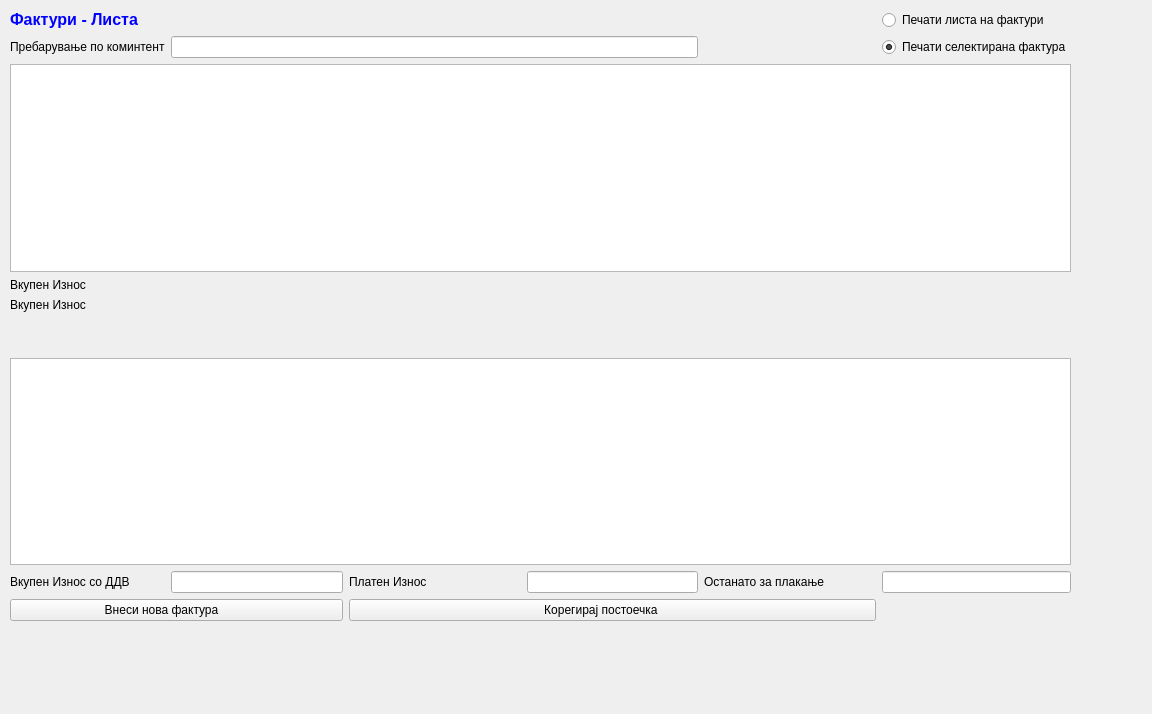
Before: the Qt Designer form sterna/Naracki/narackilista.ui in srgank/sterna_x, drawn with Qt 5.
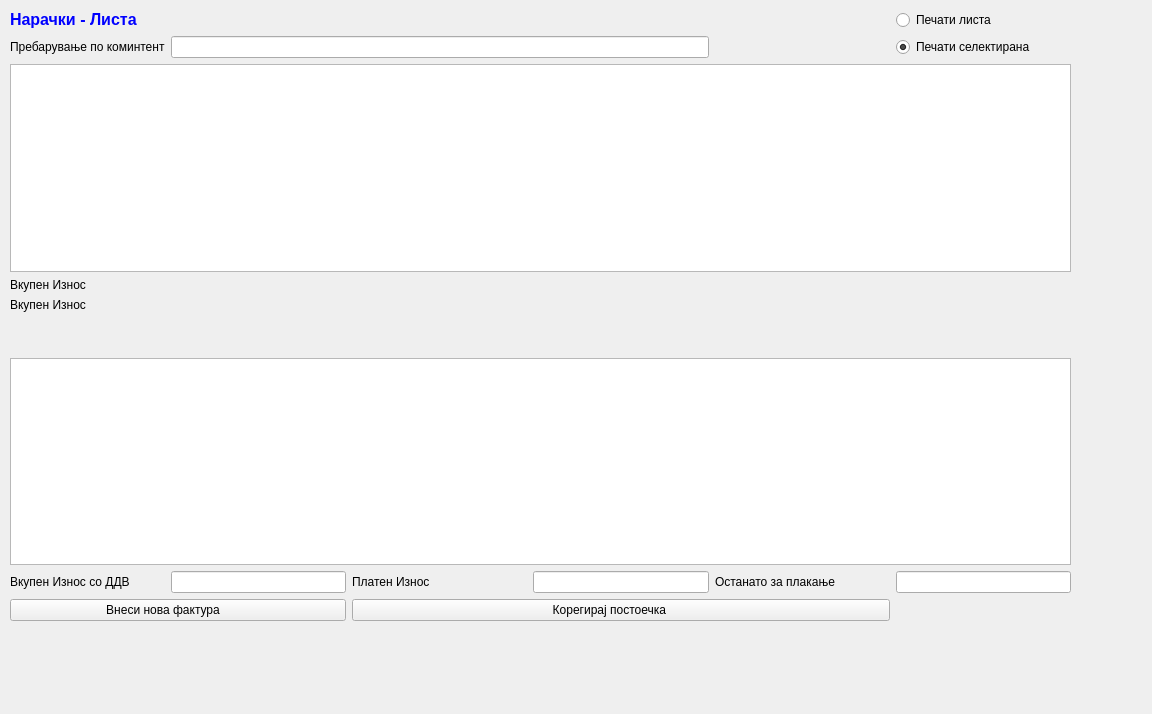
After: the same form once the commit is applied. Icons and pictures are not drawn.

Diff of the .ui file:
```diff
--- a/sterna/Naracki/narackilista.ui
+++ b/sterna/Naracki/narackilista.ui
@@ -29,8 +29,8 @@
        <string>&lt;!DOCTYPE HTML PUBLIC &quot;-//W3C//DTD HTML 4.0//EN&quot; &quot;http://www.w3.org/TR/REC-html40/strict.dtd&quot;&gt;
 &lt;html&gt;&lt;head&gt;&lt;meta name=&quot;qrichtext&quot; content=&quot;1&quot; /&gt;&lt;style type=&quot;text/css&quot;&gt;
 p, li { white-space: pre-wrap; }
-&lt;/style&gt;&lt;/head&gt;&lt;body style=&quot; font-family:'MS Shell Dlg 2'; font-size:10pt; font-weight:400; font-style:normal;&quot;&gt;
-&lt;p style=&quot; margin-top:0px; margin-bottom:0px; margin-left:0px; margin-right:0px; -qt-block-indent:0; text-indent:0px;&quot;&gt;&lt;span style=&quot; font-size:12pt; font-weight:600; color:#0000ff;&quot;&gt;Фактури - Листа&lt;/span&gt;&lt;/p&gt;&lt;/body&gt;&lt;/html&gt;</string>
+&lt;/style&gt;&lt;/head&gt;&lt;body style=&quot; font-family:'Sans Serif'; font-size:9pt; font-weight:400; font-style:normal;&quot;&gt;
+&lt;p style=&quot; margin-top:0px; margin-bottom:0px; margin-left:0px; margin-right:0px; -qt-block-indent:0; text-indent:0px;&quot;&gt;&lt;span style=&quot; font-family:'MS Shell Dlg 2'; font-size:12pt; font-weight:600; color:#0000ff;&quot;&gt;Нарачки&lt;/span&gt;&lt;span style=&quot; font-family:'MS Shell Dlg 2'; font-size:12pt; font-weight:600; color:#0000ff;&quot;&gt; - Листа&lt;/span&gt;&lt;/p&gt;&lt;/body&gt;&lt;/html&gt;</string>
       </property>
      </widget>
     </item>
@@ -89,7 +89,7 @@
     <item row="0" column="5">
      <widget class="QRadioButton" name="radioButtonPecatiLista">
       <property name="text">
-       <string>Печати листа на фактури</string>
+       <string>Печати листа</string>
       </property>
      </widget>
     </item>
@@ -106,7 +106,7 @@
     <item row="1" column="5">
      <widget class="QRadioButton" name="radioButtonPecatiSelektirana">
       <property name="text">
-       <string>Печати селектирана фактура</string>
+       <string>Печати селектирана</string>
       </property>
       <property name="checked">
        <bool>true</bool>
```
